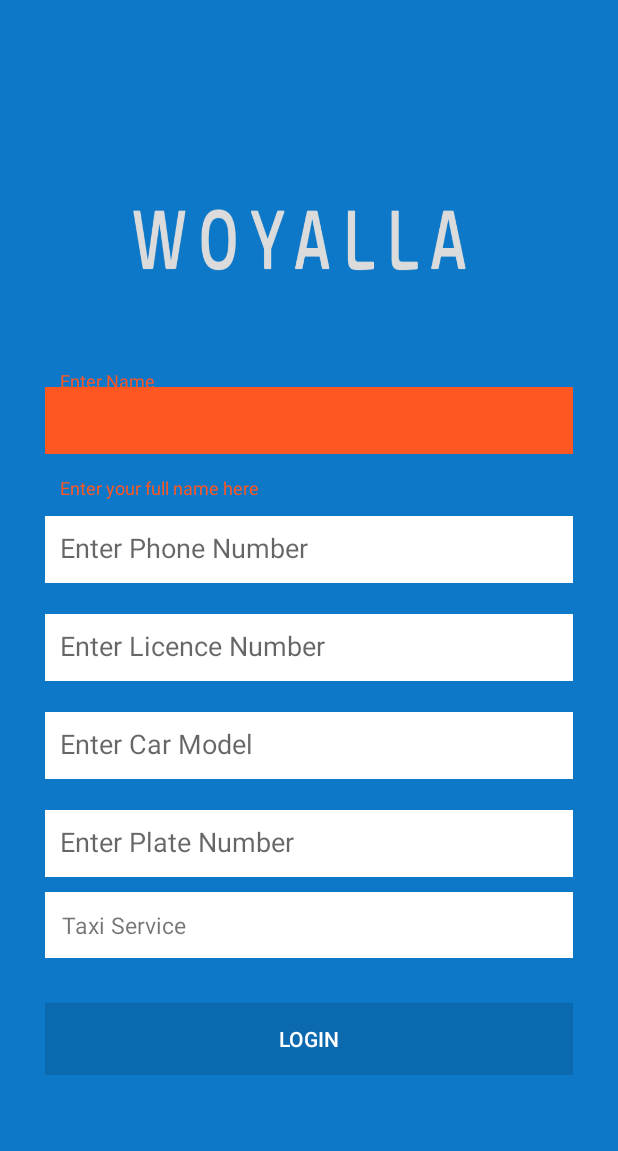
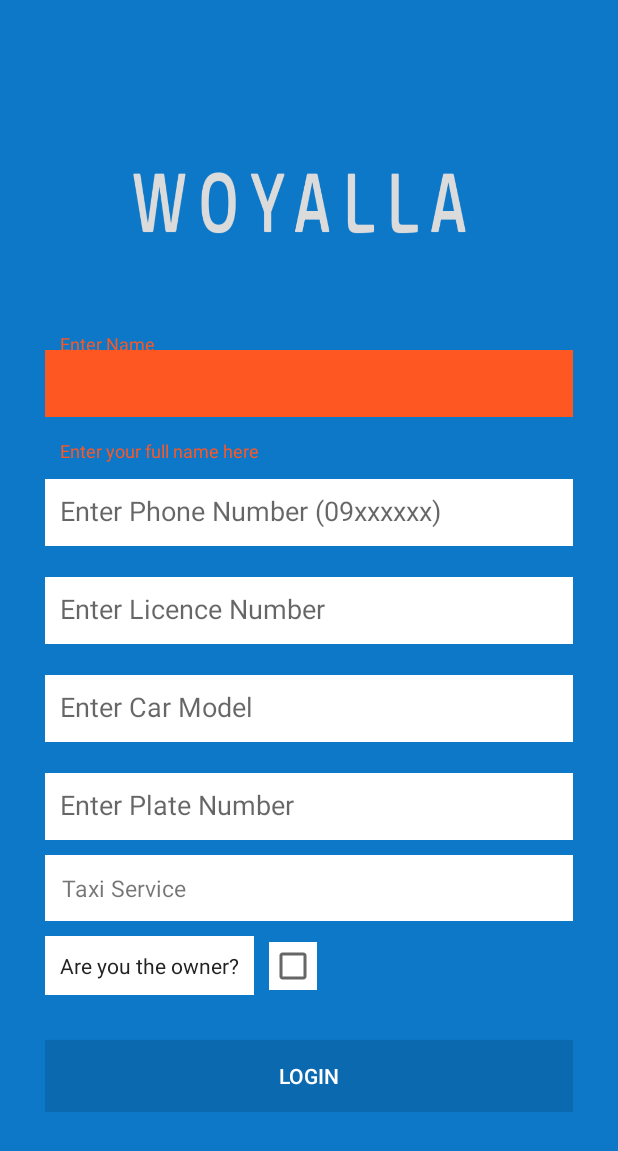
Before and after one commit to rogermule/WoyallaDriver, an Android app: the screen it shows after launch (Register), after a tap on "LOGIN", on a phone screen of 412 x 824 dp. Shown: the top 1151 px of the screen. Run offline under Robolectric (Android 15) with nearby library versions, the phone set to English and light mode, and no system bars; libraries missing offline, so code that uses them is left out: me.tatarka.support; 7 statements that could not run were skipped.

Commit message:
final editings

```diff
--- a/app/src/main/AndroidManifest.xml
+++ b/app/src/main/AndroidManifest.xml
@@ -25,7 +25,7 @@
     <application
         android:allowBackup="true"
         android:name=".WoyallaDriver"
-        android:icon="@drawable/ic_taxi"
+        android:icon="@drawable/icon"
         android:label="@string/app_name"
         android:supportsRtl="true"
         android:theme="@style/AppTheme">
--- a/app/src/main/java/com/brainup/woyalladriver/Activities/Register.java
+++ b/app/src/main/java/com/brainup/woyalladriver/Activities/Register.java
@@ -17,11 +17,13 @@ import android.view.View;
 import android.view.Window;
 import android.view.WindowManager;
 import android.widget.Button;
+import android.widget.CheckBox;
 import android.widget.EditText;
 import android.widget.Spinner;
 import android.widget.Toast;
 
 import com.brainup.woyalladriver.Adapters.Service_Type_Adapter;
+import com.brainup.woyalladriver.Checkups;
 import com.brainup.woyalladriver.Database.Database;
 import com.brainup.woyalladriver.Model.User;
 import com.brainup.woyalladriver.R;
@@ -52,6 +54,7 @@ public class Register extends AppCompatActivity {
 	private Context myContext;
 	EditText ed_phoneNumber, ed_name,ed_plate_num,ed_car_model,ed_licence_num;
     private Spinner sp_service_type;
+    CheckBox cb_owner;
 	Button bt_login;
 	private TextInputLayout inputLayoutPhone, inputLayoutName,inputLayoutCarModel,inputLayoutPlateNumber,inputLayoutLicenceNumber;
     private User Main_User;
@@ -81,6 +84,7 @@ public class Register extends AppCompatActivity {
         ed_licence_num = (EditText) findViewById(R.id.login_licence_num);
         sp_service_type = (Spinner) findViewById(R.id.sp_service_type);
 		bt_login = (Button) findViewById(R.id.btnLogin);
+        cb_owner = (CheckBox) findViewById(R.id.cb_owner);
 
         inputLayoutPhone = (TextInputLayout) findViewById(R.id.login_txtinput_phone);
         inputLayoutName = (TextInputLayout) findViewById(R.id.login_inputtxt_name);
@@ -130,7 +134,13 @@ public class Register extends AppCompatActivity {
 		bt_login.setOnClickListener(new View.OnClickListener() {
             @Override
             public void onClick(View v) {
-                submitForm();
+
+                if(Checkups.isNetworkAvailable(Register.this)){
+                    submitForm();
+                }
+                else{
+                    ShowDialog("Connection Error. Please try again");
+                }
             }
 
         });
@@ -169,6 +179,7 @@ public class Register extends AppCompatActivity {
         myDialog = new ProgressDialog(this);
         myDialog.setTitle(R.string.app_name);
         myDialog.setMessage("Creating the Account ....");
+        myDialog.setCancelable(false);
         myDialog.show();
 
         //start a thread different from the main thread to handle http requests
@@ -197,6 +208,12 @@ public class Register extends AppCompatActivity {
         Main_User.setLicencePlateNumber(ed_plate_num.getText().toString());
         Main_User.setDriverLicenceIdNo(ed_licence_num.getText().toString());
         Main_User.setServiceModel(sp_service_type.getSelectedItemPosition());
+        if(cb_owner.isChecked()){
+            Main_User.setOwner(true);
+        }
+        else{
+            Main_User.setOwner(false);
+        }
 
         //initialize the body object for the http post request
         body = RequestBody.create(mediaType,
@@ -204,7 +221,8 @@ public class Register extends AppCompatActivity {
                         "&name="+Main_User.getName()+
                         "&licencePlateNumber="+Main_User.getLicencePlateNumber() +
                         "&carModelDescription="+Main_User.getCarModelDescription() +
-                        "&driverLicenceIdNo="+Main_User.getDriverLicenceIdNo());
+                        "&driverLicenceIdNo="+Main_User.getDriverLicenceIdNo()+
+                        "&owner="+Main_User.isOwner());
 
         //create the request object from http post
         request = new Request.Builder()
@@ -336,6 +354,12 @@ public class Register extends AppCompatActivity {
         catch (IOException e) {
             e.printStackTrace();
             myDialog.dismiss();
+            Register.this.runOnUiThread(new Runnable() {
+                @Override
+                public void run() {
+                    ShowDialog("Connection error! Please try again.");
+                }
+            });
         } catch(JSONException e){
 
         }
--- a/app/src/main/java/com/brainup/woyalladriver/WoyallaDriver.java
+++ b/app/src/main/java/com/brainup/woyalladriver/WoyallaDriver.java
@@ -15,8 +15,8 @@ import me.tatarka.support.job.JobScheduler;
  */
 public class WoyallaDriver extends Application {
 
-//    public static final String API_URL  = "http://weyala.net/api/";
-    public static final String API_URL  = "http://192.168.137.1/api.weyala.net/";
+    public static final String API_URL  = "http://weyala.net/api/";
+//    public static final String API_URL  = "http://192.168.2.100/api.weyala.net/";
 
     private static final int JOB_ID = 10;
     private JobScheduler myJobScheduler;
@@ -35,7 +35,8 @@ public class WoyallaDriver extends Application {
 
     public void JobConstr(){
         JobInfo.Builder builder = new JobInfo.Builder(JOB_ID, new ComponentName(this,GPSTrackerService.class));
-        builder.setPeriodic(3000);
+//        builder.setPeriodic(60000);
+        builder.setPeriodic(10000);
         builder.setRequiredNetworkType(JobInfo.NETWORK_TYPE_UNMETERED);
         myJobScheduler.schedule(builder.build());
     }
--- a/app/src/main/res/layout/register.xml
+++ b/app/src/main/res/layout/register.xml
@@ -136,6 +136,7 @@
                 />
         </android.support.design.widget.TextInputLayout>
 
+
         <Spinner
             android:layout_width="fill_parent"
             android:layout_height="wrap_content"
@@ -144,7 +145,31 @@
             android:layout_marginBottom="10dp"
 
             />
+        <LinearLayout
+            android:layout_width="wrap_content"
+            android:layout_height="wrap_content"
+            android:orientation="horizontal">
+            <TextView
+                android:layout_width="match_parent"
+                android:layout_height="wrap_content"
+                android:layout_marginBottom="10dp"
+                android:background="@color/white"
+                android:text="Are you the owner?"
+                android:inputType="phone"
+                android:padding="10dp"
+                android:singleLine="true"
+                android:textColor="@color/input_login"
+                />
 
+            <CheckBox
+                android:id="@+id/cb_owner"
+                android:layout_marginLeft="10dp"
+                android:layout_width="wrap_content"
+                android:layout_height="wrap_content"
+                android:background="@color/white"
+                />
+
+        </LinearLayout>
         <!-- Register Button -->
 
         <Button
--- a/app/src/main/res/layout/splash.xml
+++ b/app/src/main/res/layout/splash.xml
@@ -12,6 +12,6 @@
         android:layout_height="wrap_content"
         android:layout_gravity="center"
         android:id="@+id/imageView3"
-        android:src="@drawable/splashlogo_xhdpi"/>
+        android:src="@drawable/logo"/>
 
 </android.support.design.widget.CoordinatorLayout>
--- a/app/src/main/res/values/strings.xml
+++ b/app/src/main/res/values/strings.xml
@@ -12,7 +12,7 @@
     <string name="nav_sub_title">Get Clients Easily</string>
     <string name="btn_login">Login</string>
     <string name="hint_name">Enter Name</string>
-    <string name="hint_phone">Enter Phone Number</string>
+    <string name="hint_phone">Enter Phone Number (09xxxxxx)</string>
     <string name="hint_licence">Enter Licence Number</string>
     <string name="hint_car_model">Enter Car Model</string>
     <string name="hint_plate_number">Enter Plate Number</string>
```
Also changed, not shown: app/src/main/java/com/brainup/woyalladriver/Activities/MainActivity.java (+95 -4 lines), app/src/main/java/com/brainup/woyalladriver/Services/GPSTrackerService.java (+11 -3 lines), app/src/main/res/layout/nav_header_main.xml (+5 -8 lines), app/src/main/res/drawable/ic_client_map.png (added), app/src/main/res/drawable/icon.png (added), app/src/main/res/drawable/icon_main.png (added), app/src/main/res/drawable/logo.png (added).
